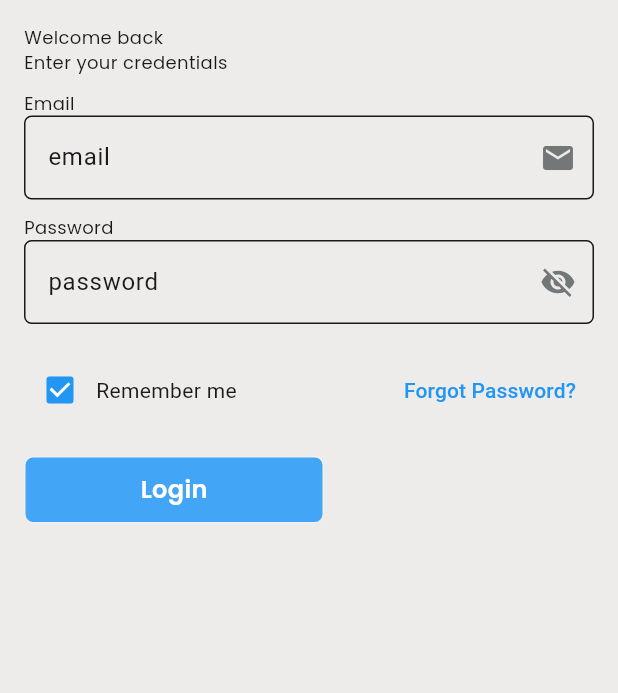
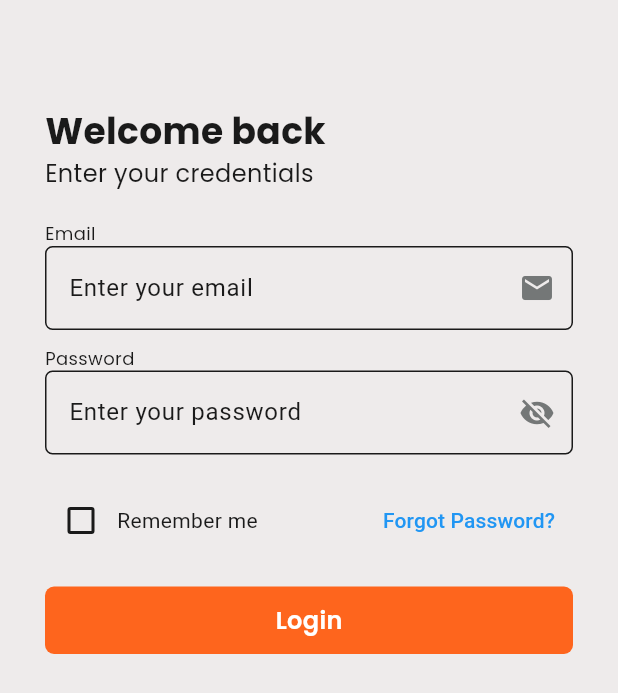
Before and after one commit to Preritpandey/NepNews, a Flutter app: the LoginPage screen opened directly, on a phone screen of 412 x 824 dp. Shown: the top 693 px of the screen. Run offline on Flutter 3.47's test engine with Material 3 defaults, Android fonts, the phone set to English and light mode, and no system bars; our stand-ins replace connectivity_plus, google_fonts, hive, hive_flutter, shared_preferences; missing offline and left inert: flutter_carousel_slider; accounts and stored records are empty.

Commit message:
fix: fixed custom text oversize

```diff
--- a/lib/pages/auth/login_page.dart
+++ b/lib/pages/auth/login_page.dart
@@ -1,49 +1,120 @@
+// import 'package:flutter/material.dart';
+// import 'package:news_portal/resources/app_text.dart';
+// import 'package:news_portal/resources/constant.dart';
+// import 'package:news_portal/widgets/button.dart';
+// import 'package:news_portal/widgets/custom_textfield.dart';
+
+// class LoginPage extends StatelessWidget {
+//   final TextEditingController emailController = TextEditingController();
+//   final TextEditingController passwordController = TextEditingController();
+
+//   LoginPage({super.key});
+
+//   @override
+//   Widget build(BuildContext context) {
+//     return Scaffold(
+//       body: SingleChildScrollView(
+//         // Wrap Column with ScrollView
+//         child: Padding(
+//           padding: const EdgeInsets.symmetric(vertical: 70, horizontal: 30),
+//           child: Column(
+//             mainAxisAlignment: MainAxisAlignment.center,
+//             crossAxisAlignment: CrossAxisAlignment.start,
+//             children: <Widget>[
+//               AppText(text: 'Welcome back'),
+//               AppText(text: 'Enter your credentials'),
+//               const SizedBox(height: 10),
+//               AppText(text: 'Email'),
+//               CustomTextField(
+//                 controller: emailController,
+//                 hintText: 'email',
+//                 isPassword: false,
+//                 icon: const Icon(Icons.email),
+//               ),
+//               const SizedBox(height: 10),
+//               AppText(text: 'Password'),
+//               CustomTextField(
+//                 controller: passwordController,
+//                 hintText: 'password',
+//                 isPassword: true,
+//               ),
+//               const SizedBox(height: 20),
+//               Row(
+//                 mainAxisAlignment: MainAxisAlignment.spaceBetween,
+//                 children: [
+//                   Checkbox(
+//                     value: true,
+//                     onChanged: (value) {},
+//                   ),
+//                   const Text('Remember me'),
+//                   const Spacer(),
+//                   TextButton(
+//                     onPressed: () {},
+//                     child: const Text('Forgot Password?'),
+//                   ),
+//                 ],
+//               ),
+//               const SizedBox(height: 20),
+//               AppButton(
+//                 buttonWidth: double.maxFinite,
+//                 buttonText: 'Login',
+//                 buttonColor: appOrange,
+//               ),
+//             ],
+//           ),
+//         ),
+//       ),
+//     );
+//   }
+// }
 import 'package:flutter/material.dart';
+import 'package:news_portal/controllers/auth_provider.dart';
+import 'package:provider/provider.dart';
 import 'package:news_portal/resources/app_text.dart';
 import 'package:news_portal/resources/constant.dart';
 import 'package:news_portal/widgets/button.dart';
 import 'package:news_portal/widgets/custom_textfield.dart';
 
 class LoginPage extends StatelessWidget {
-  final TextEditingController emailController = TextEditingController();
-  final TextEditingController passwordController = TextEditingController();
-
-  LoginPage({super.key});
-
   @override
   Widget build(BuildContext context) {
+    final authProvider = Provider.of<AuthProvider>(context);
+
     return Scaffold(
       body: SingleChildScrollView(
-        // Wrap Column with ScrollView
         child: Padding(
-          padding: const EdgeInsets.all(16.0),
+          padding: const EdgeInsets.symmetric(vertical: 70, horizontal: 30),
           child: Column(
             crossAxisAlignment: CrossAxisAlignment.start,
             children: <Widget>[
-              AppText(text: 'Welcome back'),
-              AppText(text: 'Enter your credentials'),
-              const SizedBox(height: 10),
+              AppText(
+                  text: 'Welcome back',
+                  fontSize: 24,
+                  fontWeight: FontWeight.bold),
+              AppText(text: 'Enter your credentials', fontSize: 16),
+              const SizedBox(height: 20),
               AppText(text: 'Email'),
               CustomTextField(
-                controller: emailController,
-                hintText: 'email',
+                controller: authProvider.emailController,
+                hintText: 'Enter your email',
                 isPassword: false,
                 icon: const Icon(Icons.email),
               ),
               const SizedBox(height: 10),
               AppText(text: 'Password'),
               CustomTextField(
-                controller: passwordController,
-                hintText: 'password',
+                controller: authProvider.passwordController,
+                hintText: 'Enter your password',
                 isPassword: true,
               ),
               const SizedBox(height: 20),
               Row(
-                mainAxisAlignment: MainAxisAlignment.spaceBetween,
                 children: [
                   Checkbox(
-                    value: true,
-                    onChanged: (value) {},
+                    value: authProvider.rememberMe,
+                    onChanged: (value) {
+                      authProvider.toggleRememberMe();
+                    },
                   ),
                   const Text('Remember me'),
                   const Spacer(),
@@ -54,10 +125,16 @@ class LoginPage extends StatelessWidget {
                 ],
               ),
               const SizedBox(height: 20),
-              AppButton(
-                buttonText: 'Login',
-                buttonColor: appDarkBlue,
-              ),
+              authProvider.isLoading
+                  ? const Center(child: CircularProgressIndicator())
+                  : AppButton(
+                      buttonWidth: double.maxFinite,
+                      buttonText: 'Login',
+                      buttonColor: appOrange,
+                      onTap: () {
+                        authProvider.login(context);
+                      },
+                    ),
             ],
           ),
         ),
--- a/lib/widgets/button.dart
+++ b/lib/widgets/button.dart
@@ -32,7 +32,6 @@ class AppButton extends StatelessWidget {
         width: buttonWidth,
         decoration: BoxDecoration(
             color: buttonColor,
-            border: Border.all(color: grey),
             borderRadius: BorderRadius.circular(borderRadius)),
         child: Center(
           child: AppText(
```
Also changed, not shown: lib/controllers/auth_provider.dart (added, +87 -0 lines), lib/main.dart (+66 -0 lines).
